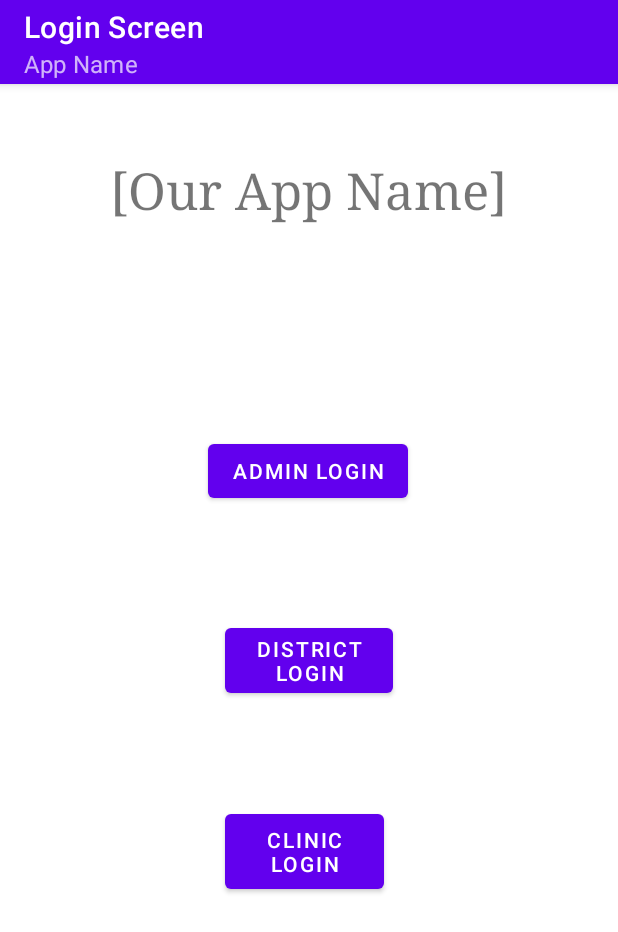
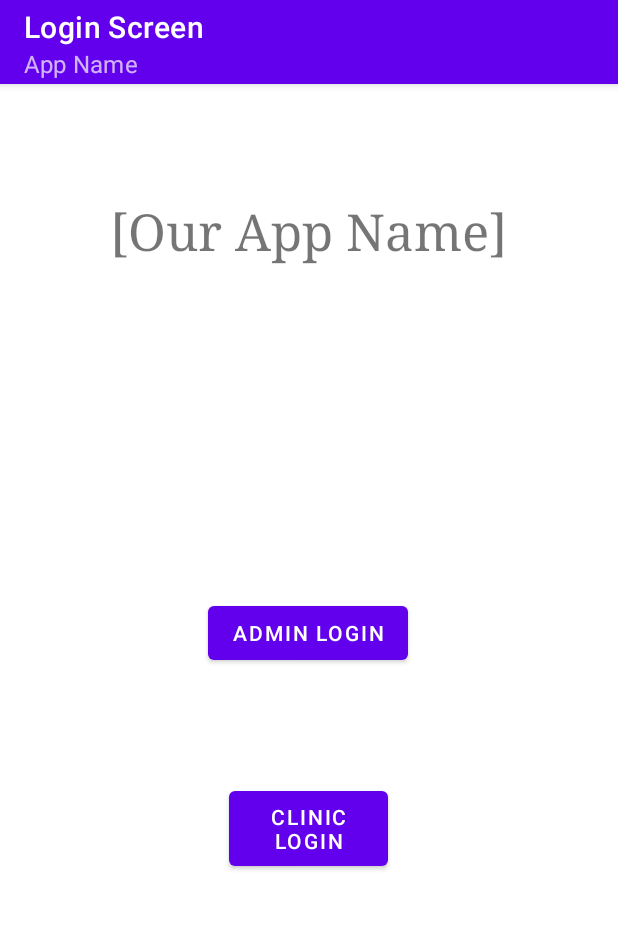
Before and after one commit to sohumk07/ParivaarApp, an Android app: the screen it shows after launch (MainActivity), on a phone screen of 412 x 824 dp. Shown: the top 932 px of the screen. Run offline under Robolectric (Android 15) with nearby library versions, the phone set to English and light mode, and no system bars; our stand-ins replace Firebase (no records; nobody signed in at launch, a user with empty details on screens opened directly); 1 statement that could not run was skipped.

```diff
--- a/app/src/main/res/layout/activity_main.xml
+++ b/app/src/main/res/layout/activity_main.xml
@@ -31,17 +31,7 @@
         app:layout_constraintHorizontal_bias="0.498"
         app:layout_constraintStart_toStartOf="parent"
         app:layout_constraintTop_toTopOf="parent"
-        app:layout_constraintVertical_bias="0.325" />
-
-    <Button
-        android:id="@+id/district_login"
-        android:layout_width="112dp"
-        android:layout_height="55dp"
-        android:text="District Login"
-        app:layout_constraintBottom_toBottomOf="parent"
-        app:layout_constraintEnd_toEndOf="parent"
-        app:layout_constraintStart_toStartOf="parent"
-        app:layout_constraintTop_toTopOf="parent" />
+        app:layout_constraintVertical_bias="0.475" />
 
     <Button
         android:id="@+id/clinic_login"
@@ -50,9 +40,9 @@
         android:text="Clinic Login"
         app:layout_constraintBottom_toBottomOf="parent"
         app:layout_constraintEnd_toEndOf="parent"
-        app:layout_constraintHorizontal_bias="0.491"
+        app:layout_constraintHorizontal_bias="0.498"
         app:layout_constraintStart_toStartOf="parent"
         app:layout_constraintTop_toTopOf="parent"
-        app:layout_constraintVertical_bias="0.681" />
+        app:layout_constraintVertical_bias="0.659" />
 
 </androidx.constraintlayout.widget.ConstraintLayout>
```
